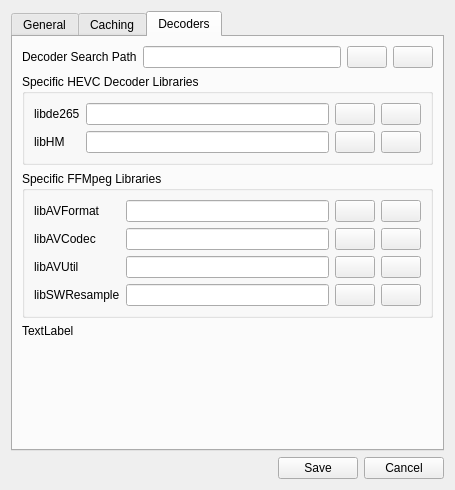
Before: the Qt Designer form ui/settingsDialog.ui in IENT/YUView, drawn with Qt 5.
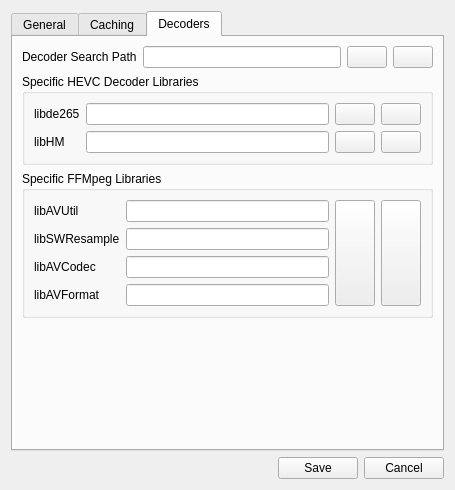
After: the same form once the commit is applied. The open tabs and pages were chosen to show the change. Icons and pictures are not drawn. Custom widgets are drawn as their Qt base class.

Commit message: Settings for FFmpeg done and specific libraries will be loaded.

Patch:
```diff
--- a/ui/settingsDialog.ui
+++ b/ui/settingsDialog.ui
@@ -720,98 +720,75 @@
          <property name="title">
           <string>Specific FFMpeg Libraries</string>
          </property>
+         <layout class="QHBoxLayout" name="horizontalLayout">
+          <item>
          <layout class="QGridLayout" name="gridLayout_5">
-          <item row="0" column="0">
-           <widget class="QLabel" name="labelAVFormat">
-            <property name="text">
-             <string>libAVFormat</string>
-            </property>
-           </widget>
-          </item>
-          <item row="3" column="2">
-           <widget class="QPushButton" name="pushButtonSWResample">
-            <property name="text">
-             <string/>
-            </property>
-            <property name="icon">
-             <iconset resource="../images/images.qrc">
-              <normaloff>:/img_folder.png</normaloff>:/img_folder.png</iconset>
-            </property>
-           </widget>
-          </item>
-          <item row="1" column="0">
+            <item row="4" column="0">
            <widget class="QLabel" name="labelAVCodec">
             <property name="text">
              <string>libAVCodec</string>
             </property>
            </widget>
           </item>
-          <item row="2" column="1">
-           <widget class="QLineEdit" name="lineEditAVUtil">
-            <property name="readOnly">
-             <bool>true</bool>
-            </property>
-           </widget>
-          </item>
-          <item row="3" column="0">
-           <widget class="QLabel" name="labelSWResample">
+            <item row="5" column="0">
+             <widget class="QLabel" name="labelAVFormat">
             <property name="text">
-             <string>libSWResample</string>
+               <string>libAVFormat</string>
             </property>
            </widget>
           </item>
-          <item row="2" column="0">
+            <item row="1" column="0">
            <widget class="QLabel" name="labelAVUtil">
             <property name="text">
              <string>libAVUtil</string>
             </property>
            </widget>
           </item>
-          <item row="0" column="1">
+            <item row="2" column="0">
+             <widget class="QLabel" name="labelSWResample">
+              <property name="text">
+               <string>libSWResample</string>
+              </property>
+             </widget>
+            </item>
+            <item row="5" column="1">
            <widget class="QLineEdit" name="lineEditAVFormat">
             <property name="readOnly">
              <bool>true</bool>
             </property>
            </widget>
           </item>
-          <item row="1" column="1">
+            <item row="4" column="1">
            <widget class="QLineEdit" name="lineEditAVCodec">
             <property name="readOnly">
              <bool>true</bool>
             </property>
            </widget>
           </item>
-          <item row="3" column="1">
+            <item row="2" column="1">
            <widget class="QLineEdit" name="lineEditSWResample">
             <property name="readOnly">
              <bool>true</bool>
             </property>
            </widget>
           </item>
-          <item row="2" column="2">
-           <widget class="QPushButton" name="pushButtonAVUtil">
-            <property name="text">
-             <string/>
-            </property>
-            <property name="icon">
-             <iconset resource="../images/images.qrc">
-              <normaloff>:/img_folder.png</normaloff>:/img_folder.png</iconset>
-            </property>
-           </widget>
-          </item>
-          <item row="1" column="2">
-           <widget class="QPushButton" name="pushButtonAVCodec">
-            <property name="text">
-             <string/>
-            </property>
-            <property name="icon">
-             <iconset resource="../images/images.qrc">
-              <normaloff>:/img_folder.png</normaloff>:/img_folder.png</iconset>
-            </property>
-           </widget>
+            <item row="1" column="1">
+             <widget class="QLineEdit" name="lineEditAVUtil">
+              <property name="readOnly">
+               <bool>true</bool>
+              </property>
+             </widget>
+            </item>
+           </layout>
           </item>
-          <item row="0" column="2">
-           <widget class="QPushButton" name="pushButtonAVFormat">
+          <item>
+           <widget class="QPushButton" name="pushButtonFFMpegSelectFile">
+            <property name="sizePolicy">
+             <sizepolicy hsizetype="Minimum" vsizetype="Minimum">
+              <horstretch>0</horstretch>
+              <verstretch>0</verstretch>
+             </sizepolicy>
+            </property>
             <property name="text">
              <string/>
             </property>
@@ -821,19 +798,14 @@
             </property>
            </widget>
           </item>
-          <item row="0" column="3">
-           <widget class="QPushButton" name="pushButtonAVFormatClear">
-            <property name="text">
-             <string/>
+          <item>
+           <widget class="QPushButton" name="pushButtonFFMpegClearFile">
+            <property name="sizePolicy">
+             <sizepolicy hsizetype="Minimum" vsizetype="Minimum">
+              <horstretch>0</horstretch>
+              <verstretch>0</verstretch>
+             </sizepolicy>
             </property>
-            <property name="icon">
-             <iconset resource="../images/images.qrc">
-              <normaloff>:/img_x.png</normaloff>:/img_x.png</iconset>
-            </property>
-           </widget>
-          </item>
-          <item row="1" column="3">
-           <widget class="QPushButton" name="pushButtonAVCodecClear">
             <property name="text">
              <string/>
             </property>
@@ -843,38 +815,9 @@
             </property>
            </widget>
           </item>
-          <item row="2" column="3">
-           <widget class="QPushButton" name="pushButtonAVUtilClear">
-            <property name="text">
-             <string/>
-            </property>
-            <property name="icon">
-             <iconset resource="../images/images.qrc">
-              <normaloff>:/img_x.png</normaloff>:/img_x.png</iconset>
-            </property>
-           </widget>
-          </item>
-          <item row="3" column="3">
-           <widget class="QPushButton" name="pushButtonSWResampleClear">
-            <property name="text">
-             <string/>
-            </property>
-            <property name="icon">
-             <iconset resource="../images/images.qrc">
-              <normaloff>:/img_x.png</normaloff>:/img_x.png</iconset>
-            </property>
-           </widget>
-          </item>
          </layout>
         </widget>
        </item>
-       <item>
-        <widget class="QLabel" name="label">
-         <property name="text">
-          <string>TextLabel</string>
-         </property>
-        </widget>
-       </item>
        <item>
         <spacer name="verticalSpacer">
          <property name="orientation">
```
Left out of the diff: 4 changed lines with no effect on the pictures. Lines whose indentation alone changed are shown as unchanged. The commit also changes 6 other files.
